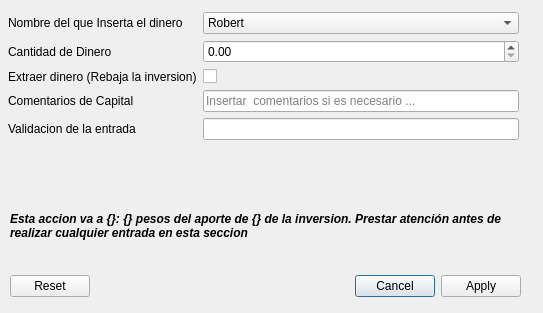
Qt form UI/capital_form.ui (rlothbrock/PyJournal) before a commit.
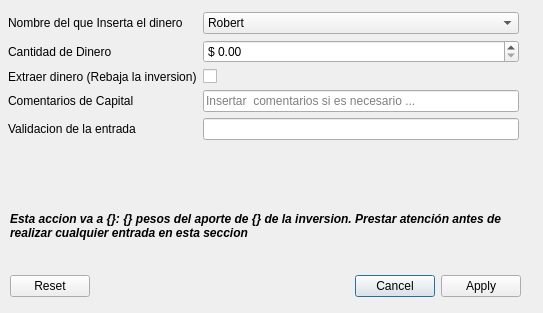
The same form after that commit. Icons and pictures are not drawn.

Commit message: finished beta of purchases form. detected bug on stock building logic

```diff
--- a/UI/capital_form.ui
+++ b/UI/capital_form.ui
@@ -79,6 +79,12 @@
     </item>
     <item row="1" column="1">
      <widget class="QDoubleSpinBox" name="cantidadDeDineroDoubleSpinBox">
+      <property name="showGroupSeparator" stdset="0">
+       <bool>true</bool>
+      </property>
+      <property name="prefix">
+       <string>$ </string>
+      </property>
       <property name="maximum">
        <double>1000000.000000000000000</double>
       </property>
```
The commit also changes 6 other files.
